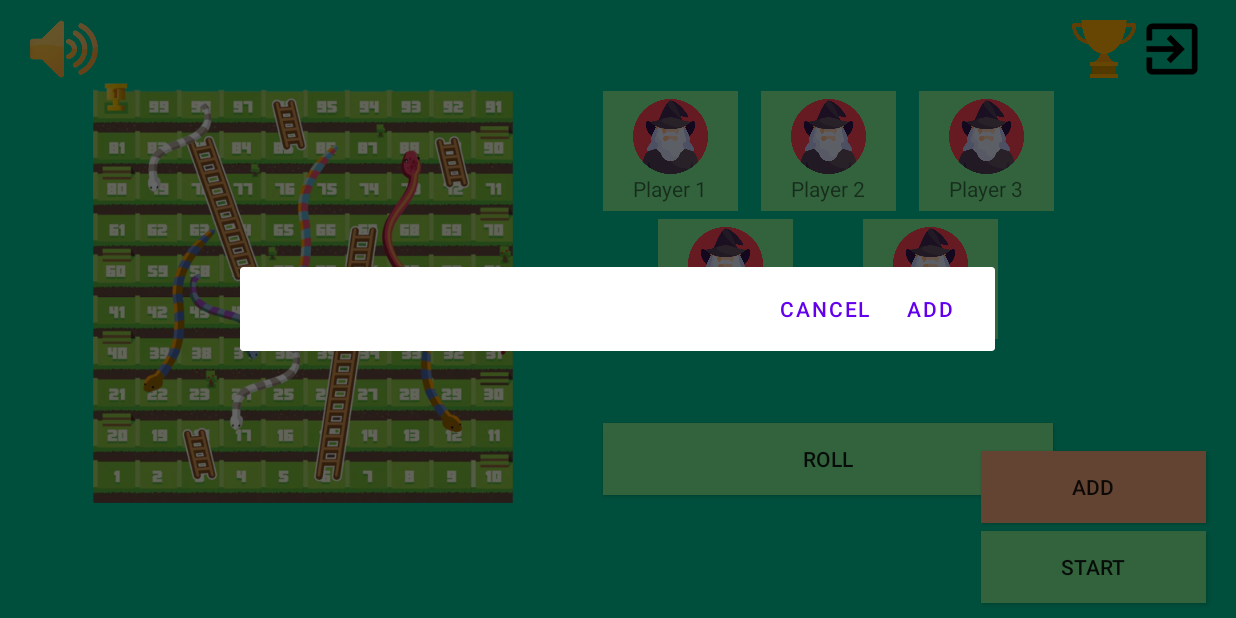
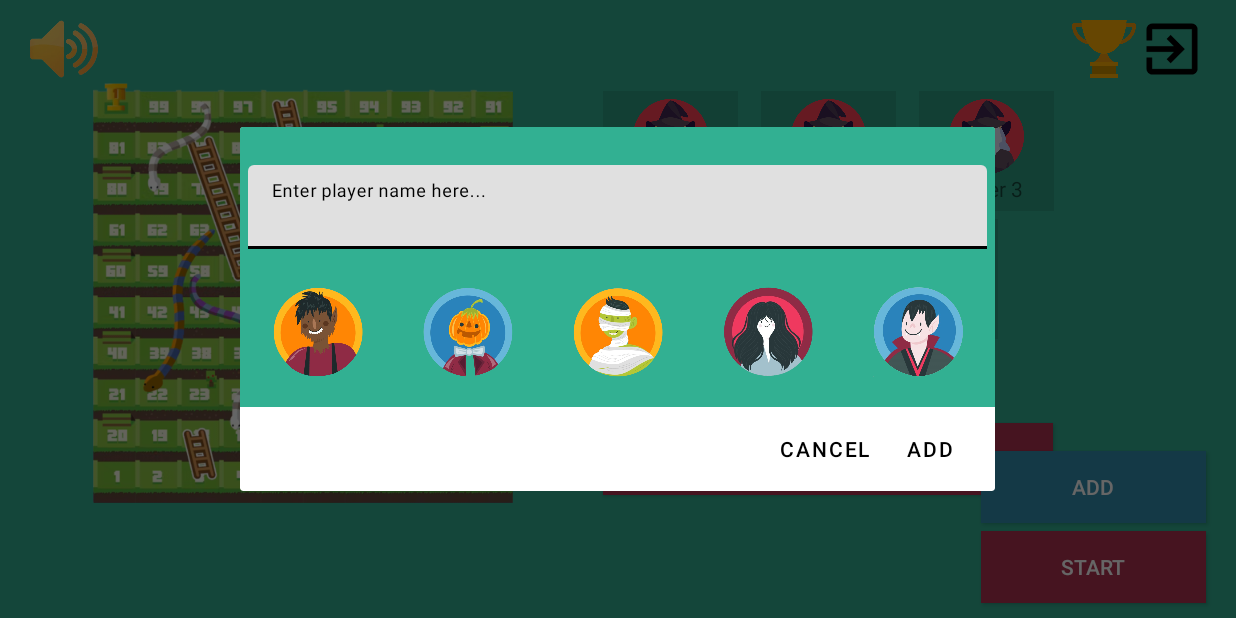
Before and after one commit to aparzero30/snakeAndLadders, an Android app: the fragment BoardFragment placed in its activity, after a tap on "ADD", on a phone screen of 824 x 412 dp (held sideways). Run offline under Robolectric (Android 15) with nearby library versions, the phone set to English and light mode, and no system bars.

Commit message:
Added files

```diff
--- a/app/src/main/res/layout/activity_main.xml
+++ b/app/src/main/res/layout/activity_main.xml
@@ -111,6 +111,7 @@
         android:layout_width="150dp"
         android:layout_height="wrap_content"
         android:background="@color/start_color"
+        android:textColor="@color/white"
         android:text="START"
         app:layout_constraintBottom_toBottomOf="@+id/bottomGuideline"
         app:layout_constraintEnd_toStartOf="@+id/rightGuideline" />
@@ -120,6 +121,7 @@
         android:layout_width="150dp"
         android:layout_height="wrap_content"
         android:background="@color/add_color"
+        android:textColor="@color/white"
         android:text="ADD"
         app:layout_constraintBottom_toTopOf="@+id/start_button"
         app:layout_constraintEnd_toStartOf="@+id/rightGuideline"
--- a/app/src/main/res/layout/add_player.xml
+++ b/app/src/main/res/layout/add_player.xml
@@ -15,6 +15,8 @@
         android:layout_height="wrap_content"
         android:layout_width="match_parent"
         android:padding="5dp"
+        android:textColor="@color/black"
+        android:textColorHint="@color/black"
         app:layout_constraintTop_toTopOf="parent"
         android:layout_marginTop="20dp">
 
@@ -23,6 +25,8 @@
             android:layout_width="match_parent"
             android:layout_height="match_parent"
             android:maxLines="1"
+            android:textColor="@color/black"
+            android:textColorHint="@color/black"
             android:hint="Enter player name here..."
             />
 
--- a/app/src/main/res/layout/fragment_board.xml
+++ b/app/src/main/res/layout/fragment_board.xml
@@ -20,6 +20,7 @@
         android:layout_width="300dp"
         android:layout_height="wrap_content"
         android:background="@color/start_color"
+        android:textColor="@color/white"
         android:text="ROLL"
         app:layout_constraintStart_toEndOf="@id/board"
         app:layout_constraintBottom_toBottomOf="parent"
@@ -31,7 +32,7 @@
         android:id="@+id/frame1"
         android:layout_width="90dp"
         android:layout_height="80dp"
-        android:background="@color/start_color"
+        android:background="@color/player_color"
         app:layout_constraintEnd_toStartOf="@id/frame2"
         app:layout_constraintTop_toTopOf="parent"
         android:layout_marginTop="5dp"
@@ -61,7 +62,7 @@
         android:id="@+id/frame2"
         android:layout_width="90dp"
         android:layout_height="80dp"
-        android:background="@color/start_color"
+        android:background="@color/player_color"
         app:layout_constraintStart_toEndOf="@id/board"
         app:layout_constraintEnd_toEndOf="parent"
         app:layout_constraintTop_toTopOf="parent"
@@ -91,7 +92,7 @@
         android:id="@+id/frame3"
         android:layout_width="90dp"
         android:layout_height="80dp"
-        android:background="@color/start_color"
+        android:background="@color/player_color"
         app:layout_constraintStart_toEndOf="@id/frame2"
         app:layout_constraintTop_toTopOf="parent"
         android:layout_marginTop="5dp"
@@ -121,7 +122,7 @@
         android:id="@+id/frame4"
         android:layout_width="90dp"
         android:layout_height="80dp"
-        android:background="@color/start_color"
+        android:background="@color/player_color"
         app:layout_constraintTop_toBottomOf="@id/frame1"
         app:layout_constraintStart_toEndOf="@id/board"
         app:layout_constraintEnd_toStartOf="@id/frame5"
@@ -152,7 +153,7 @@
         android:id="@+id/frame5"
         android:layout_width="90dp"
         android:layout_height="80dp"
-        android:background="@color/start_color"
+        android:background="@color/player_color"
         app:layout_constraintTop_toBottomOf="@id/frame1"
         app:layout_constraintStart_toEndOf="@id/frame4"
         app:layout_constraintEnd_toEndOf="parent"
--- a/app/src/main/res/values/colors.xml
+++ b/app/src/main/res/values/colors.xml
@@ -8,10 +8,10 @@
     <color name="black">#FF000000</color>
     <color name="white">#FFFFFFFF</color>
 
-    <color name="bg_color">#00C696</color>
-    <color name="add_color">#F8AA7F</color>
-    <color name="start_color">#7FF899</color>
-    <color name="player_color">#30C7BE</color>
+    <color name="bg_color">#32B092</color>
+    <color name="add_color">#328fb0</color>
+    <color name="start_color">	#b03250</color>
+    <color name="player_color">#2d9e83</color>
 
 
 
--- a/app/src/main/res/values/themes.xml
+++ b/app/src/main/res/values/themes.xml
@@ -2,12 +2,12 @@
     <!-- Base application theme. -->
     <style name="Theme.SnakeAndLadder" parent="Theme.MaterialComponents.DayNight.NoActionBar">
         <!-- Primary brand color. -->
-        <item name="colorPrimary">@color/purple_500</item>
-        <item name="colorPrimaryVariant">@color/purple_700</item>
-        <item name="colorOnPrimary">@color/white</item>
+        <item name="colorPrimary">@color/black</item>
+        <item name="colorPrimaryVariant">@color/black</item>
+        <item name="colorOnPrimary">@color/black</item>
         <!-- Secondary brand color. -->
-        <item name="colorSecondary">@color/teal_200</item>
-        <item name="colorSecondaryVariant">@color/teal_700</item>
+        <item name="colorSecondary">@color/black</item>
+        <item name="colorSecondaryVariant">@color/black</item>
         <item name="colorOnSecondary">@color/black</item>
         <!-- Status bar color. -->
         <item name="android:statusBarColor">?attr/colorPrimaryVariant</item>
```
Also changed, not shown: app/src/main/AndroidManifest.xml (+3 -6 lines), app/src/main/java/ph/stacktrek/novare/laco/aj/cinco/jimuel/snakeandladder/MainActivity.kt (+54 -0 lines), app/src/main/java/ph/stacktrek/novare/laco/aj/cinco/jimuel/snakeandladder/adapters/PlayerAdapter.kt (added, +44 -0 lines), app/src/main/java/ph/stacktrek/novare/laco/aj/cinco/jimuel/snakeandladder/model/Player.kt (added, +19 -0 lines), app/src/main/java/ph/stacktrek/novare/laco/aj/cinco/jimuel/snakeandladder/model/PlayerDAO.kt (added, +26 -0 lines), app/src/main/res/layout/fragment_leaderboard_fragment.xml (+5 -5 lines), app/src/main/res/layout/player_user.xml (added, +51 -0 lines), 431 other files.
